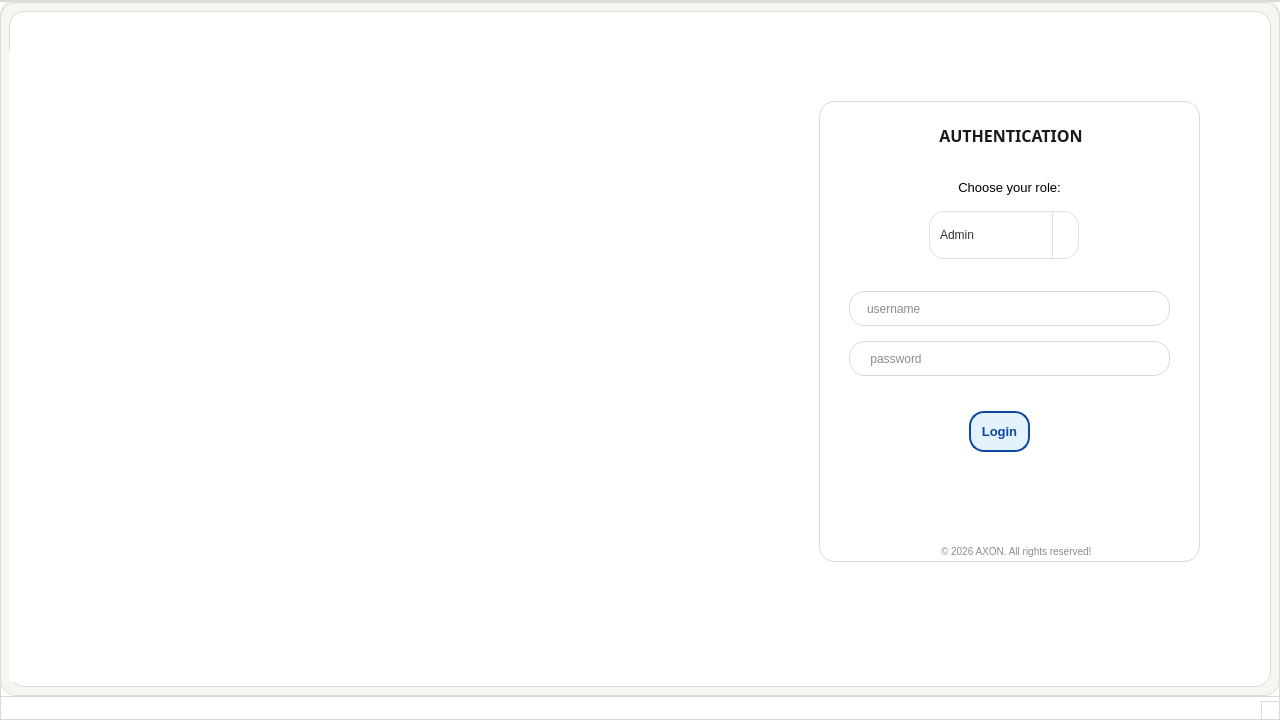
First picture: the form in mainwindow.ui, repository princuthapa/AXON_HMS, before the edit.
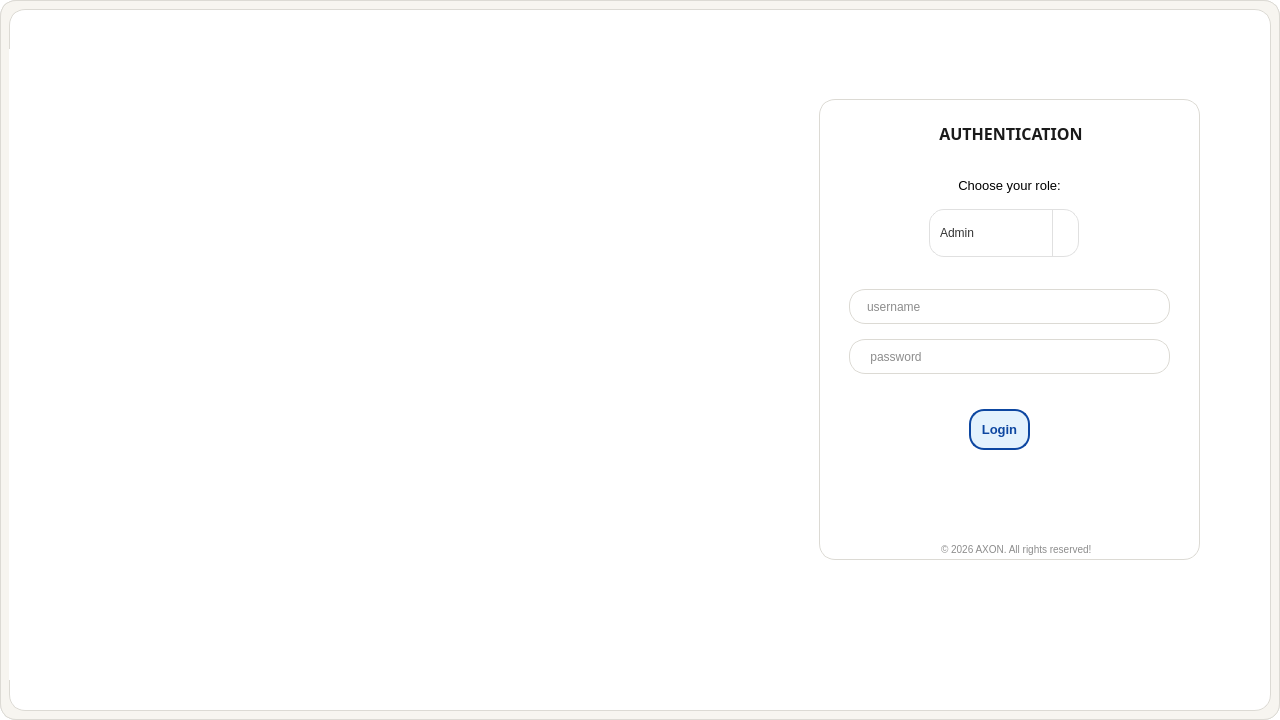
Second picture: the form after the edit. Icons and pictures are not drawn.

```diff
--- a/mainwindow.ui
+++ b/mainwindow.ui
@@ -87,6 +87,9 @@
           <height>720</height>
          </size>
         </property>
+        <property name="styleSheet">
+         <string notr="true">background-color: rgb(255, 255, 255);</string>
+        </property>
         <widget class="QWidget" name="widget_2" native="true">
          <property name="geometry">
           <rect>
@@ -550,17 +553,6 @@
     </item>
    </layout>
   </widget>
-  <widget class="QMenuBar" name="menubar">
-   <property name="geometry">
-    <rect>
-     <x>0</x>
-     <y>0</y>
-     <width>1280</width>
-     <height>35</height>
-    </rect>
-   </property>
-  </widget>
-  <widget class="QStatusBar" name="statusbar"/>
  </widget>
  <resources>
   <include location="resources.qrc"/>
```
Left out of the diff: 6 changed lines with no effect on the pictures.
